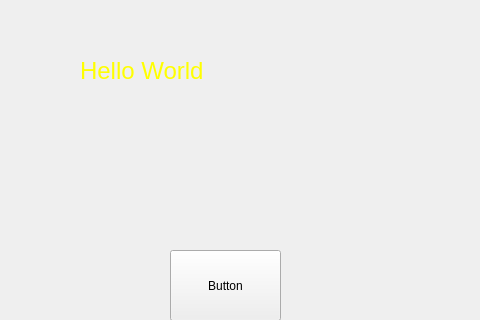
Qt form videosurface/transparentwidget.ui (saibi/cam_gst_qt) before a commit; both pictures show x 0 to 480 and y 0 to 320 of the 480 by 640 pixel window.
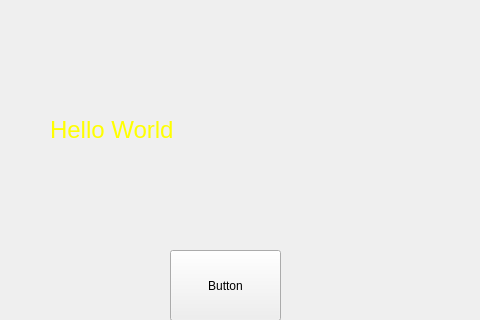
The same form after that commit.

Diff of the .ui file:
```diff
--- a/videosurface/transparentwidget.ui
+++ b/videosurface/transparentwidget.ui
@@ -16,10 +16,10 @@
   <widget class="QLabel" name="label">
    <property name="geometry">
     <rect>
-     <x>80</x>
-     <y>50</y>
-     <width>231</width>
-     <height>41</height>
+     <x>50</x>
+     <y>30</y>
+     <width>320</width>
+     <height>200</height>
     </rect>
    </property>
    <property name="styleSheet">
```
